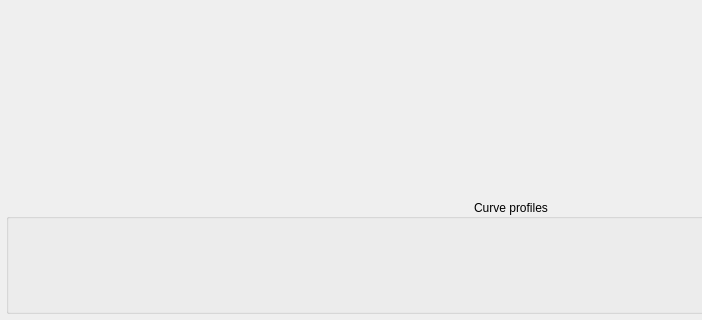
This is src/widgets/axes-curves/axescurvesconfig.ui in anpeaco/FreeJoyXConfiguratorQt as Qt 5 draws it before an edit; both pictures show x 0 to 702 and y 280 to 600 of the 1062 by 600 pixel window. The edited form follows.
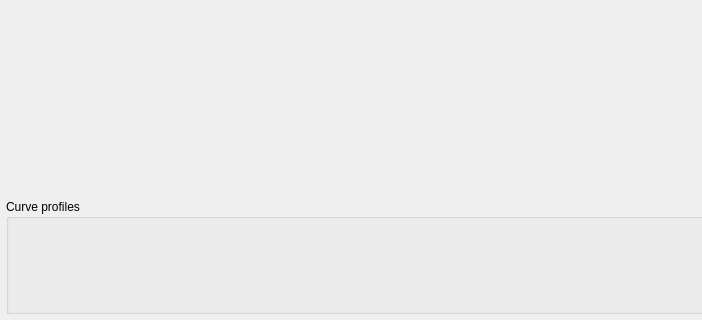
This is the edited form. Icons and pictures are not drawn. Custom widgets are drawn as their Qt base class.

Diff of the .ui file:
```diff
--- a/src/widgets/axes-curves/axescurvesconfig.ui
+++ b/src/widgets/axes-curves/axescurvesconfig.ui
@@ -34,9 +34,6 @@
      <property name="title">
       <string>Curve profiles</string>
      </property>
-     <property name="alignment">
-      <set>Qt::AlignCenter</set>
-     </property>
      <layout class="QHBoxLayout" name="layoutH_Profiles">
       <property name="leftMargin">
        <number>6</number>
```
